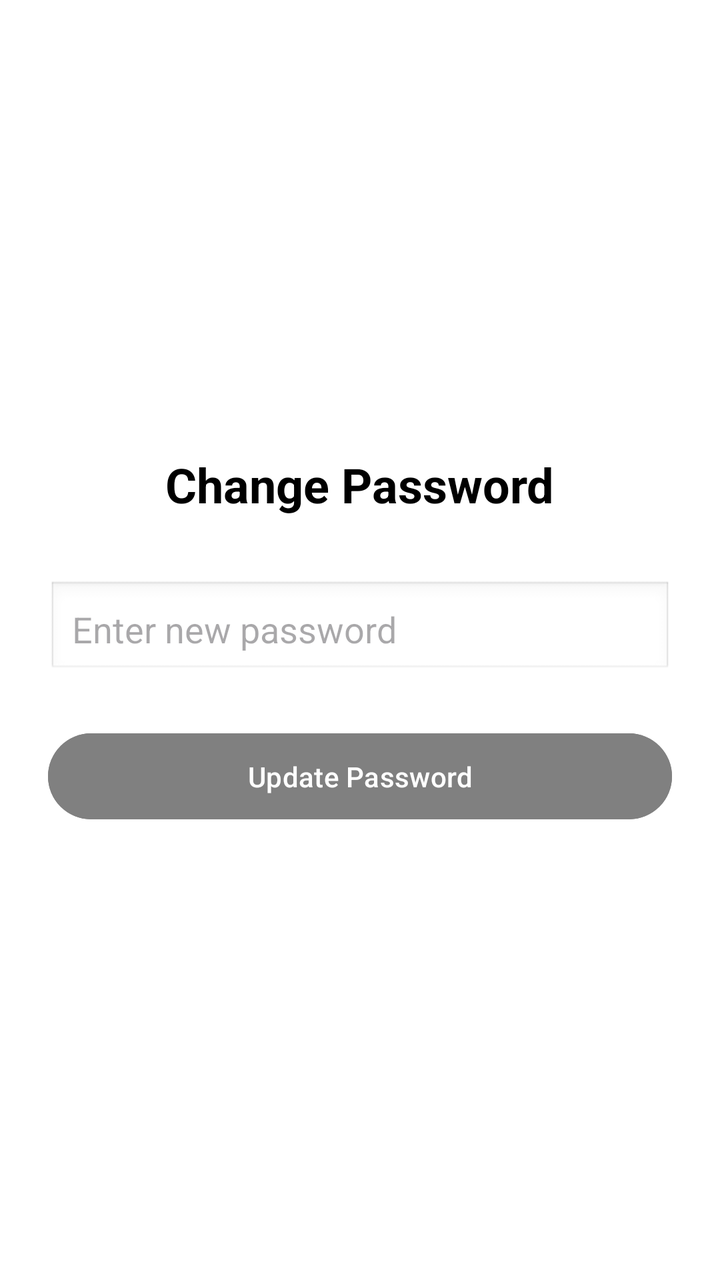
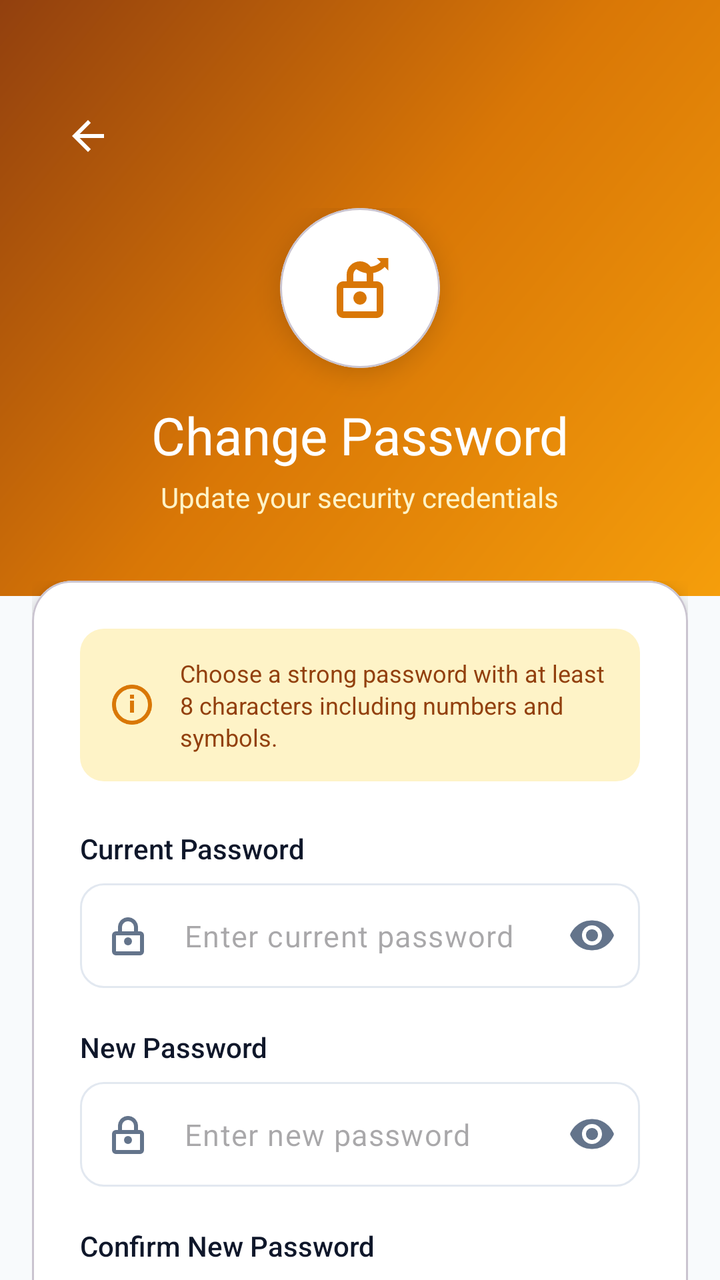

Before-and-after screenshots of an Android layout around one commit, followed by the original layout XML and the change that was made.
<!-- AndroidManifest.xml: application theme Theme.FinanceTracker -->
<!-- res/layout/activity_change_password.xml -->
<?xml version="1.0" encoding="utf-8"?>
<LinearLayout xmlns:android="http://schemas.android.com/apk/res/android"
    android:layout_width="match_parent"
    android:layout_height="match_parent"
    android:padding="24dp"
    android:orientation="vertical"
    android:gravity="center"
    android:background="@android:color/white">

    
    <TextView
        android:id="@+id/tvChangePasswordTitle"
        android:layout_width="wrap_content"
        android:layout_height="wrap_content"
        android:text="Change Password"
        android:textSize="24sp"
        android:textStyle="bold"
        android:textColor="@android:color/black"
        android:layout_marginBottom="32dp" />

    
    <EditText
        android:id="@+id/etNewPassword"
        android:layout_width="match_parent"
        android:layout_height="wrap_content"
        android:hint="Enter new password"
        android:inputType="textPassword"
        android:padding="12dp"
        android:background="@android:drawable/edit_text"
        android:layout_marginBottom="24dp" />

    
    <Button
        android:id="@+id/btnUpdatePassword"
        android:layout_width="match_parent"
        android:layout_height="wrap_content"
        android:text="Update Password"
        android:backgroundTint="@color/gray"
        android:textColor="@android:color/white"
        android:padding="12dp" />

</LinearLayout>
<!-- resources referenced by this layout -->
<resources>
  <color name="gray">#808080</color>
  <style name="Theme.FinanceTracker" parent="Base.Theme.FinanceTracker" />
  <style name="Base.Theme.FinanceTracker" parent="Theme.Material3.DayNight.NoActionBar">
          
          
      </style>
</resources>

<!-- the commit's change to res/layout/activity_change_password.xml (unified diff, before → after) -->
@@ -1,42 +1,277 @@
 <?xml version="1.0" encoding="utf-8"?>
-<LinearLayout xmlns:android="http://schemas.android.com/apk/res/android"
+<androidx.coordinatorlayout.widget.CoordinatorLayout
+    xmlns:android="http://schemas.android.com/apk/res/android"
+    xmlns:app="http://schemas.android.com/apk/res-auto"
     android:layout_width="match_parent"
     android:layout_height="match_parent"
-    android:padding="24dp"
-    android:orientation="vertical"
-    android:gravity="center"
-    android:background="@android:color/white">
-
-    
-    <TextView
-        android:id="@+id/tvChangePasswordTitle"
-        android:layout_width="wrap_content"
-        android:layout_height="wrap_content"
-        android:text="Change Password"
-        android:textSize="24sp"
-        android:textStyle="bold"
-        android:textColor="@android:color/black"
-        android:layout_marginBottom="32dp" />
-
-    
-    <EditText
-        android:id="@+id/etNewPassword"
+    android:background="#F8FAFC">
+
+    <ScrollView
         android:layout_width="match_parent"
-        android:layout_height="wrap_content"
-        android:hint="Enter new password"
-        android:inputType="textPassword"
-        android:padding="12dp"
-        android:background="@android:drawable/edit_text"
-        android:layout_marginBottom="24dp" />
-
-    
-    <Button
-        android:id="@+id/btnUpdatePassword"
-        android:layout_width="match_parent"
-        android:layout_height="wrap_content"
-        android:text="Update Password"
-        android:backgroundTint="@color/gray"
-        android:textColor="@android:color/white"
-        android:padding="12dp" />
-
-</LinearLayout>
+        android:layout_height="match_parent"
+        android:fillViewport="true"
+        android:scrollbars="none">
+
+        <LinearLayout
+            android:layout_width="match_parent"
+            android:layout_height="wrap_content"
+            android:orientation="vertical">
+
+            
+            <LinearLayout
+                android:layout_width="match_parent"
+                android:layout_height="wrap_content"
+                android:background="@drawable/bg_gradient_amber"
+                android:orientation="vertical"
+                android:paddingTop="48dp"
+                android:paddingBottom="40dp"
+                android:paddingHorizontal="24dp">
+
+                
+                <ImageView
+                    android:id="@+id/btnBack"
+                    android:layout_width="40dp"
+                    android:layout_height="40dp"
+                    android:padding="8dp"
+                    android:src="@drawable/ic_arrow_back"
+                    android:background="?attr/selectableItemBackgroundBorderless"
+                    app:tint="#FFFFFF"
+                    android:contentDescription="Back"/>
+
+                
+                <LinearLayout
+                    android:layout_width="match_parent"
+                    android:layout_height="wrap_content"
+                    android:gravity="center"
+                    android:orientation="vertical"
+                    android:layout_marginTop="16dp">
+
+                    <com.google.android.material.card.MaterialCardView
+                        android:layout_width="80dp"
+                        android:layout_height="80dp"
+                        app:cardCornerRadius="40dp"
+                        app:cardElevation="8dp"
+                        app:cardBackgroundColor="#FFFFFF">
+
+                        <ImageView
+                            android:layout_width="40dp"
+                            android:layout_height="40dp"
+                            android:layout_gravity="center"
+                            android:src="@drawable/ic_change_password"
+                            app:tint="#D97706"/>
+
+                    </com.google.android.material.card.MaterialCardView>
+
+                    <TextView
+                        android:id="@+id/tvChangePasswordTitle"
+                        android:layout_width="wrap_content"
+                        android:layout_height="wrap_content"
+                        android:layout_marginTop="16dp"
+                        android:text="Change Password"
+                        android:textColor="#FFFFFF"
+                        android:textSize="26sp"
+                        android:fontFamily="sans-serif-bold"/>
+
+                    <TextView
+                        android:layout_width="wrap_content"
+                        android:layout_height="wrap_content"
+                        android:layout_marginTop="4dp"
+                        android:text="Update your security credentials"
+                        android:textColor="#FEF3C7"
+                        android:textSize="14sp"/>
+
+                </LinearLayout>
+
+            </LinearLayout>
+
+            
+            <LinearLayout
+                android:layout_width="match_parent"
+                android:layout_height="wrap_content"
+                android:orientation="vertical"
+                android:padding="16dp"
+                android:layout_marginTop="-24dp">
+
+                <com.google.android.material.card.MaterialCardView
+                    android:layout_width="match_parent"
+                    android:layout_height="wrap_content"
+                    app:cardCornerRadius="20dp"
+                    app:cardElevation="6dp"
+                    app:cardBackgroundColor="#FFFFFF">
+
+                    <LinearLayout
+                        android:layout_width="match_parent"
+                        android:layout_height="wrap_content"
+                        android:orientation="vertical"
+                        android:padding="24dp">
+
+                        
+                        <LinearLayout
+                            android:layout_width="match_parent"
+                            android:layout_height="wrap_content"
+                            android:orientation="horizontal"
+                            android:gravity="center_vertical"
+                            android:background="@drawable/bg_info_banner_amber"
+                            android:padding="14dp"
+                            android:layout_marginBottom="24dp">
+
+                            <ImageView
+                                android:layout_width="24dp"
+                                android:layout_height="24dp"
+                                android:src="@drawable/ic_info"
+                                app:tint="#D97706"/>
+
+                            <TextView
+                                android:layout_width="0dp"
+                                android:layout_weight="1"
+                                android:layout_height="wrap_content"
+                                android:layout_marginStart="12dp"
+                                android:text="Choose a strong password with at least 8 characters including numbers and symbols."
+                                android:textColor="#92400E"
+                                android:textSize="12sp"
+                                android:lineSpacingExtra="2dp"/>
+
+                        </LinearLayout>
+
+                        
+                        <TextView
+                            android:layout_width="wrap_content"
+                            android:layout_height="wrap_content"
+                            android:text="Current Password"
+                            android:textColor="@color/text_primary"
+                            android:textSize="14sp"
+                            android:fontFamily="sans-serif-medium"
+                            android:layout_marginBottom="8dp"/>
+
+                        <com.google.android.material.textfield.TextInputLayout
+                            android:id="@+id/tilCurrentPassword"
+                            android:layout_width="match_parent"
+                            android:layout_height="wrap_content"
+                            android:layout_marginBottom="20dp"
+                            app:boxBackgroundMode="outline"
+                            app:boxCornerRadiusTopStart="12dp"
+                            app:boxCornerRadiusTopEnd="12dp"
+                            app:boxCornerRadiusBottomStart="12dp"
+                            app:boxCornerRadiusBottomEnd="12dp"
+                            app:boxStrokeColor="@color/text_input_box_stroke"
+                            app:hintEnabled="false"
+                            app:startIconDrawable="@drawable/ic_lock"
+                            app:startIconTint="@color/text_secondary"
+                            app:endIconMode="password_toggle"
+                            app:endIconTint="@color/text_secondary">
+
+                            <com.google.android.material.textfield.TextInputEditText
+                                android:id="@+id/etCurrentPassword"
+                                android:layout_width="match_parent"
+                                android:layout_height="wrap_content"
+                                android:hint="Enter current password"
+                                android:inputType="textPassword"
+                                android:padding="16dp"
+                                android:textSize="15sp"/>
+
+                        </com.google.android.material.textfield.TextInputLayout>
+
+                        
+                        <TextView
+                            android:layout_width="wrap_content"
+                            android:layout_height="wrap_content"
+                            android:text="New Password"
+                            android:textColor="@color/text_primary"
+                            android:textSize="14sp"
+                            android:fontFamily="sans-serif-medium"
+                            android:layout_marginBottom="8dp"/>
+
+                        <com.google.android.material.textfield.TextInputLayout
+                            android:id="@+id/tilNewPassword"
+                            android:layout_width="match_parent"
+                            android:layout_height="wrap_content"
+                            android:layout_marginBottom="20dp"
+                            app:boxBackgroundMode="outline"
+                            app:boxCornerRadiusTopStart="12dp"
+                            app:boxCornerRadiusTopEnd="12dp"
+                            app:boxCornerRadiusBottomStart="12dp"
+                            app:boxCornerRadiusBottomEnd="12dp"
+                            app:boxStrokeColor="@color/text_input_box_stroke"
+                            app:hintEnabled="false"
+                            app:startIconDrawable="@drawable/ic_lock"
+                            app:startIconTint="@color/text_secondary"
+                            app:endIconMode="password_toggle"
+                            app:endIconTint="@color/text_secondary">
+
+                            <com.google.android.material.textfield.TextInputEditText
+                                android:id="@+id/etNewPassword"
+                                android:layout_width="match_parent"
+                                android:layout_height="wrap_content"
+                                android:hint="Enter new password"
+                                android:inputType="textPassword"
+                                android:padding="16dp"
+                                android:textSize="15sp"/>
+
+                        </com.google.android.material.textfield.TextInputLayout>
+
+                        
+                        <TextView
+                            android:layout_width="wrap_content"
+                            android:layout_height="wrap_content"
+                            android:text="Confirm New Password"
+                            android:textColor="@color/text_primary"
+                            android:textSize="14sp"
+                            android:fontFamily="sans-serif-medium"
+                            android:layout_marginBottom="8dp"/>
+
+                        <com.google.android.material.textfield.TextInputLayout
+                            android:id="@+id/tilConfirmPassword"
+                            android:layout_width="match_parent"
+                            android:layout_height="wrap_content"
+                            android:layout_marginBottom="28dp"
+                            app:boxBackgroundMode="outline"
+                            app:boxCornerRadiusTopStart="12dp"
+                            app:boxCornerRadiusTopEnd="12dp"
+                            app:boxCornerRadiusBottomStart="12dp"
+                            app:boxCornerRadiusBottomEnd="12dp"
+                            app:boxStrokeColor="@color/text_input_box_stroke"
+                            app:hintEnabled="false"
+                            app:startIconDrawable="@drawable/ic_lock"
+                            app:startIconTint="@color/text_secondary"
+                            app:endIconMode="password_toggle"
+                            app:endIconTint="@color/text_secondary">
+
+                            <com.google.android.material.textfield.TextInputEditText
+                                android:id="@+id/etConfirmPassword"
+                                android:layout_width="match_parent"
+                                android:layout_height="wrap_content"
+                                android:hint="Confirm new password"
+                                android:inputType="textPassword"
+                                android:padding="16dp"
+                                android:textSize="15sp"/>
+
+                        </com.google.android.material.textfield.TextInputLayout>
+
+                        
+                        <com.google.android.material.button.MaterialButton
+                            android:id="@+id/btnUpdatePassword"
+                            android:layout_width="match_parent"
+                            android:layout_height="56dp"
+                            android:text="Update Password"
+                            android:textColor="#FFFFFF"
+                            android:textSize="16sp"
+                            android:textAllCaps="false"
+                            android:fontFamily="sans-serif-bold"
+                            app:backgroundTint="#D97706"
+                            app:cornerRadius="14dp"
+                            app:icon="@drawable/ic_check"
+                            app:iconGravity="textStart"
+                            app:iconPadding="8dp"
+                            app:iconTint="#FFFFFF"/>
+
+                    </LinearLayout>
+
+                </com.google.android.material.card.MaterialCardView>
+
+            </LinearLayout>
+
+        </LinearLayout>
+
+    </ScrollView>
+
+</androidx.coordinatorlayout.widget.CoordinatorLayout>
<!-- resource entries referenced after the edit -->
@@ -1,6 +1,105 @@
 <!-- resources referenced by this layout -->
 <resources>
-  <color name="gray">#808080</color>
+  <color name="text_primary">#0F172A</color>
+  <color name="text_secondary">#64748B</color>
+  <!-- drawable bg_gradient_amber (drawable) -->
+  <?xml version="1.0" encoding="utf-8"?>
+  <shape xmlns:android="http://schemas.android.com/apk/res/android">
+  
+      <gradient
+          android:type="linear"
+          android:angle="135"
+          android:startColor="#F59E0B"
+          android:centerColor="#D97706"
+          android:endColor="#92400E" />
+  
+  </shape>
+  <!-- drawable bg_info_banner_amber (drawable) -->
+  <?xml version="1.0" encoding="utf-8"?>
+  <shape xmlns:android="http://schemas.android.com/apk/res/android">
+      <solid android:color="#FEF3C7"/>
+      <corners android:radius="12dp"/>
+  </shape>
+  <!-- drawable ic_arrow_back (drawable) -->
+  <vector xmlns:android="http://schemas.android.com/apk/res/android"
+      android:width="24dp"
+      android:height="24dp"
+      android:viewportWidth="24"
+      android:viewportHeight="24">
+      <path
+          android:fillColor="#000000"
+          android:pathData="M20,11H7.83l5.59,-5.59L12,4l-8,8 8,8 1.41,-1.41L7.83,13H20v-2z"/>
+  </vector>
+  <!-- drawable ic_change_password (drawable) -->
+  <vector xmlns:android="http://schemas.android.com/apk/res/android"
+      android:width="24dp"
+      android:height="24dp"
+      android:viewportWidth="24"
+      android:viewportHeight="24">
+  
+      
+      <path
+          android:fillColor="#000000"
+          android:pathData="M12,17a2,2 0,1 0,0-4a2,2 0,0 0,0 4z" />
+  
+      <path
+          android:fillColor="#000000"
+          android:pathData="M17,10h-1V8a4,4 0,0 0,-8 0v2H7c-1.1,0-2,0.9-2,2v7c0,1.1 0.9,2 2,2h10c1.1,0 2-0.9 2-2v-7c0-1.1-0.9-2-2-2zm-7-2a2,2 0,0 1,4 0v2h-4V8zm7,11H7v-7h10v7z" />
+  
+      
+      <path
+          android:fillColor="#000000"
+          android:pathData="M20.5,6.5V3h-3.5l1.2,1.2c-0.9,0.9-2.1,1.4-3.4,1.4c-1.1,0-2.1,-0.3-2.9,-0.9l-1.2,1.5c1.2,0.9 2.6,1.4 4.1,1.4c1.8,0 3.4,-0.7 4.6,-1.9l1.1,1.1z" />
+  
+  </vector>
+  <!-- drawable ic_check (drawable) -->
+  <vector xmlns:android="http://schemas.android.com/apk/res/android"
+      android:width="24dp"
+      android:height="24dp"
+      android:viewportWidth="24"
+      android:viewportHeight="24">
+  
+      <path
+          android:fillColor="#000000"
+          android:pathData="M9,16.17l-3.88-3.88L4,13.41 9,18.41 20,7.41 18.59,6z" />
+  
+  </vector>
+  <!-- drawable ic_info (drawable) -->
+  <vector xmlns:android="http://schemas.android.com/apk/res/android"
+      android:width="24dp"
+      android:height="24dp"
+      android:viewportWidth="24"
+      android:viewportHeight="24">
+  
+      <path
+          android:fillColor="#000000"
+          android:pathData="M12,2C6.48,2 2,6.48 2,12s4.48,10 10,10 10-4.48 10-10S17.52,2 12,2zm0,18c-4.41,0-8-3.59-8-8s3.59-8 8-8 8,3.59 8,8-3.59,8-8,8z" />
+  
+      <path
+          android:fillColor="#000000"
+          android:pathData="M11,10h2v6h-2z" />
+  
+      <path
+          android:fillColor="#000000"
+          android:pathData="M11,7h2v2h-2z" />
+  
+  </vector>
+  <!-- drawable ic_lock (drawable) -->
+  <vector xmlns:android="http://schemas.android.com/apk/res/android"
+      android:width="24dp"
+      android:height="24dp"
+      android:viewportWidth="24"
+      android:viewportHeight="24">
+  
+      <path
+          android:fillColor="#000000"
+          android:pathData="M18,10h-1V8c0-2.76-2.24-5-5-5s-5,2.24-5,5v2H6c-1.1,0-2,0.9-2,2v8c0,1.1 0.9,2 2,2h12c1.1,0 2-0.9 2-2v-8c0-1.1-0.9-2-2-2zM9,8c0-1.66 1.34-3 3-3s3,1.34 3,3v2H9V8zm9,12H6v-8h12v8z" />
+  
+      <path
+          android:fillColor="#000000"
+          android:pathData="M12,17a2,2 0,1 0,0-4a2,2 0,0 0,0 4z" />
+  
+  </vector>
   <style name="Theme.FinanceTracker" parent="Base.Theme.FinanceTracker" />
   <style name="Base.Theme.FinanceTracker" parent="Theme.Material3.DayNight.NoActionBar">
           
